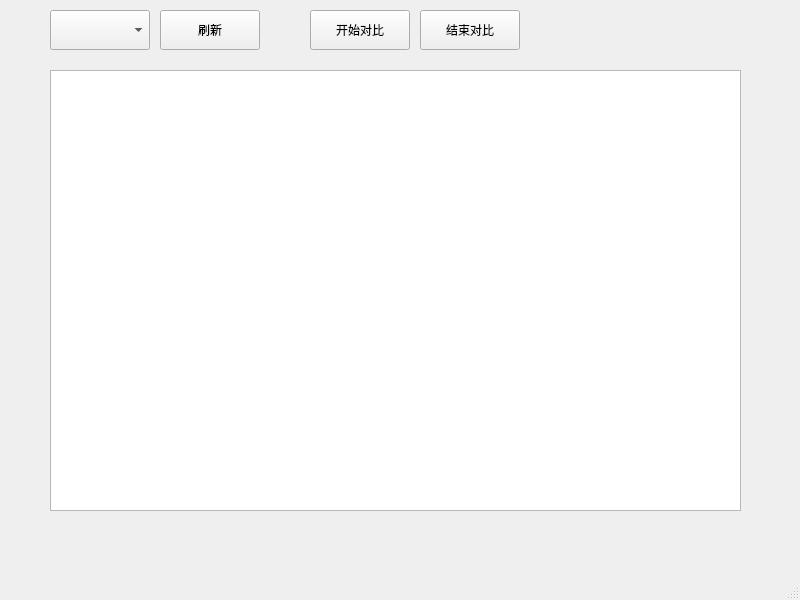
First picture: the form in core/demo.ui, repository lewis32/logcheck, before the edit.
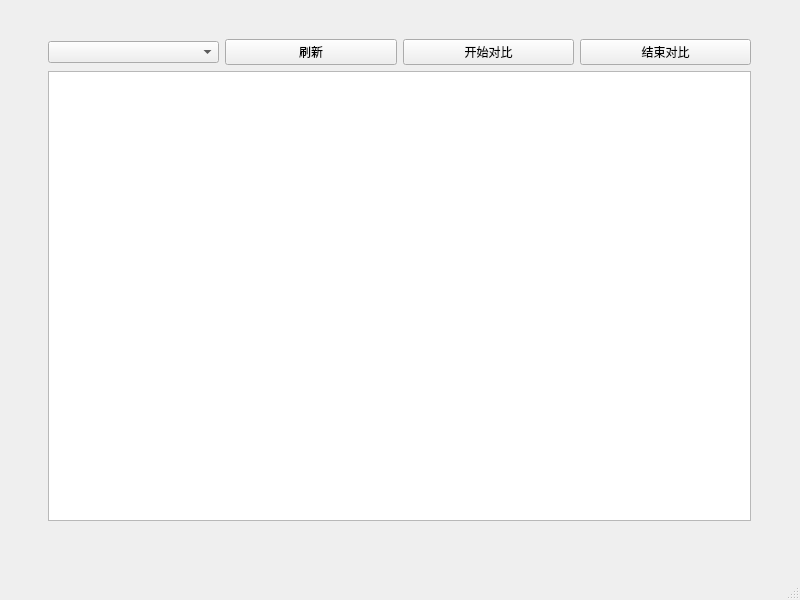
Second picture: the form after the edit.

Diff of the .ui file:
```diff
--- a/core/demo.ui
+++ b/core/demo.ui
@@ -14,64 +14,44 @@
    <string>MainWindow</string>
   </property>
   <widget class="QWidget" name="centralwidget">
-   <widget class="QTableView" name="tableView">
+   <widget class="QFrame" name="gridFrame">
     <property name="geometry">
      <rect>
-      <x>50</x>
-      <y>70</y>
-      <width>691</width>
-      <height>441</height>
+      <x>39</x>
+      <y>30</y>
+      <width>721</width>
+      <height>500</height>
      </rect>
     </property>
-   </widget>
-   <widget class="QPushButton" name="pushButton">
-    <property name="geometry">
-     <rect>
-      <x>160</x>
-      <y>10</y>
-      <width>100</width>
-      <height>40</height>
-     </rect>
-    </property>
+    <layout class="QGridLayout" name="gridLayout">
+     <item row="0" column="0">
+      <widget class="QComboBox" name="comboBox"/>
+     </item>
+     <item row="0" column="1">
+      <widget class="QPushButton" name="btn_refresh">
     <property name="text">
      <string>刷新</string>
     </property>
    </widget>
-   <widget class="QPushButton" name="pushButton_2">
-    <property name="geometry">
-     <rect>
-      <x>310</x>
-      <y>10</y>
-      <width>100</width>
-      <height>40</height>
-     </rect>
-    </property>
+     </item>
+     <item row="0" column="2">
+      <widget class="QPushButton" name="btn_start">
     <property name="text">
      <string>开始对比</string>
     </property>
    </widget>
-   <widget class="QPushButton" name="pushButton_3">
-    <property name="geometry">
-     <rect>
-      <x>420</x>
-      <y>10</y>
-      <width>100</width>
-      <height>40</height>
-     </rect>
-    </property>
+     </item>
+     <item row="0" column="3">
+      <widget class="QPushButton" name="btn_stop">
     <property name="text">
      <string>结束对比</string>
     </property>
    </widget>
-   <widget class="QComboBox" name="comboBox">
-    <property name="geometry">
-     <rect>
-      <x>50</x>
-      <y>10</y>
-      <width>100</width>
-      <height>40</height>
-     </rect>
-    </property>
+     </item>
+     <item row="1" column="0" colspan="4">
+      <widget class="QTableView" name="tableView"/>
+     </item>
+    </layout>
    </widget>
   </widget>
   <widget class="QMenuBar" name="menubar">
```
Lines whose indentation alone changed are shown as unchanged.
